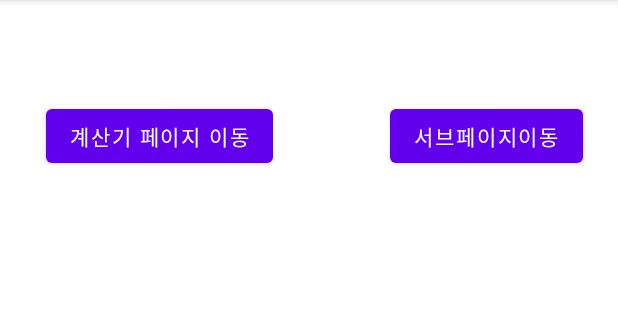
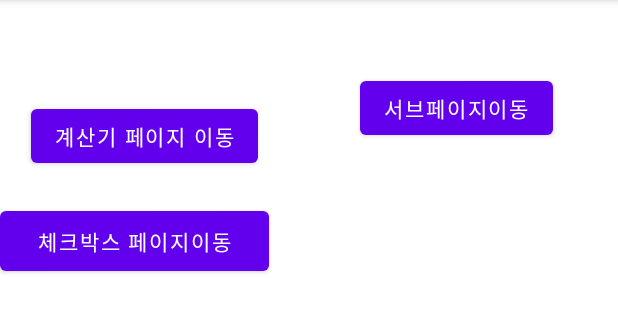
Before and after one commit to m6ydz642/LearnAndroid, an Android app: the screen it shows after launch (MainActivity), on a phone screen of 412 x 824 dp, the part 84-417 px from its top. Run offline under Robolectric (Android 15) with nearby library versions, the phone set to English and light mode, and no system bars.

Commit message:
체크박스 엑티이티 추가

```diff
--- a/app/src/main/java/com/example/learnandroid/MainActivity.java
+++ b/app/src/main/java/com/example/learnandroid/MainActivity.java
@@ -18,6 +18,8 @@ public class MainActivity extends AppCompatActivity {
 
 
         Button subpagebutton = (Button)findViewById(R.id.subactivitybutton);
+        Button btnCheckboxActivity = (Button)findViewById(R.id.btnCheckBoxActivity);
+
         subpagebutton.setOnClickListener(new View.OnClickListener() {
             @Override
             public void onClick(View view) {
@@ -26,8 +28,17 @@ public class MainActivity extends AppCompatActivity {
             }
         });
 
+        btnCheckboxActivity.setOnClickListener( new View.OnClickListener(){
+            @Override
+            public void onClick(View view) {
+                Intent intent = new Intent(getApplicationContext(), CheckBoxActivity.class);
+                startActivity(intent);
+            }
+        });
+
     }
 
+    // onClick으로 윈폼처럼 추가 하는 방식 (리스너로 계속 추가하니 오류 나서)
     public void calcbutton(View view) {
         Intent intent = new Intent(getApplicationContext(), CalcActivity.class);
         startActivity(intent);
--- a/app/src/main/res/layout/activity_main.xml
+++ b/app/src/main/res/layout/activity_main.xml
@@ -29,12 +29,21 @@
         android:layout_marginTop="48dp"
         android:layout_marginEnd="43dp"
         android:layout_marginBottom="635dp"
+        android:text="@string/subbuttonname"
         app:layout_constraintBottom_toBottomOf="parent"
         app:layout_constraintEnd_toEndOf="parent"
+        app:layout_constraintHorizontal_bias="1.0"
         app:layout_constraintStart_toStartOf="parent"
         app:layout_constraintTop_toTopOf="parent"
-        android:text="@string/subbuttonname"
-        tools:layout_editor_absoluteX="236dp"
-        tools:layout_editor_absoluteY="16dp" />
+        app:layout_constraintVertical_bias="0.0" />
+
+    <Button
+        android:id="@+id/btnCheckBoxActivity"
+        android:layout_width="179dp"
+        android:layout_height="52dp"
+        android:layout_marginTop="20dp"
+        android:text="체크박스 페이지이동"
+        app:layout_constraintTop_toBottomOf="@+id/calcaivitybutton"
+        tools:layout_editor_absoluteX="17dp" />
 
 </androidx.constraintlayout.widget.ConstraintLayout>
```
Also changed, not shown: app/src/main/java/com/example/learnandroid/CheckBoxActivity.java (added, +29 -0 lines), app/src/main/res/layout/activity_checkbox.xml (added, +33 -0 lines).
